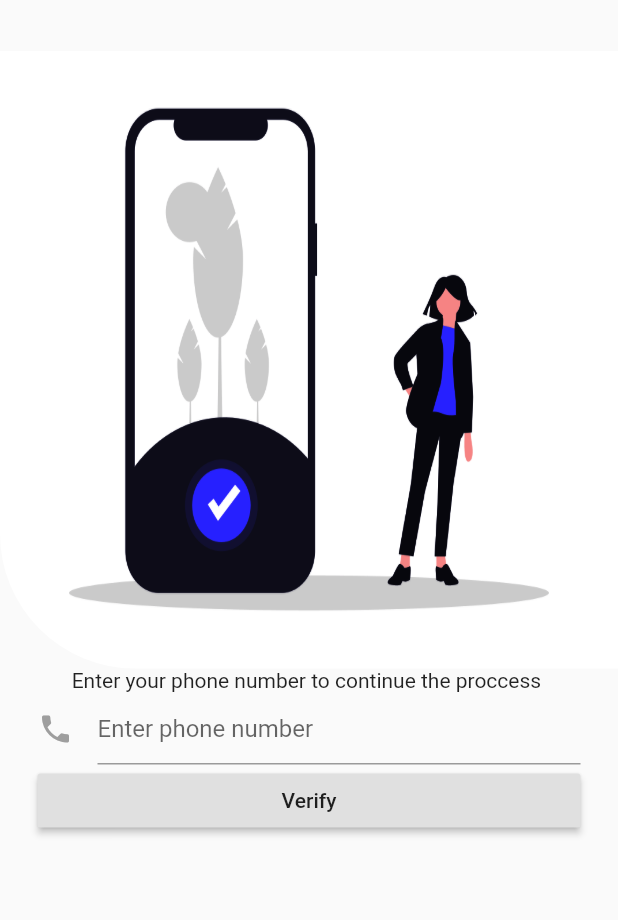
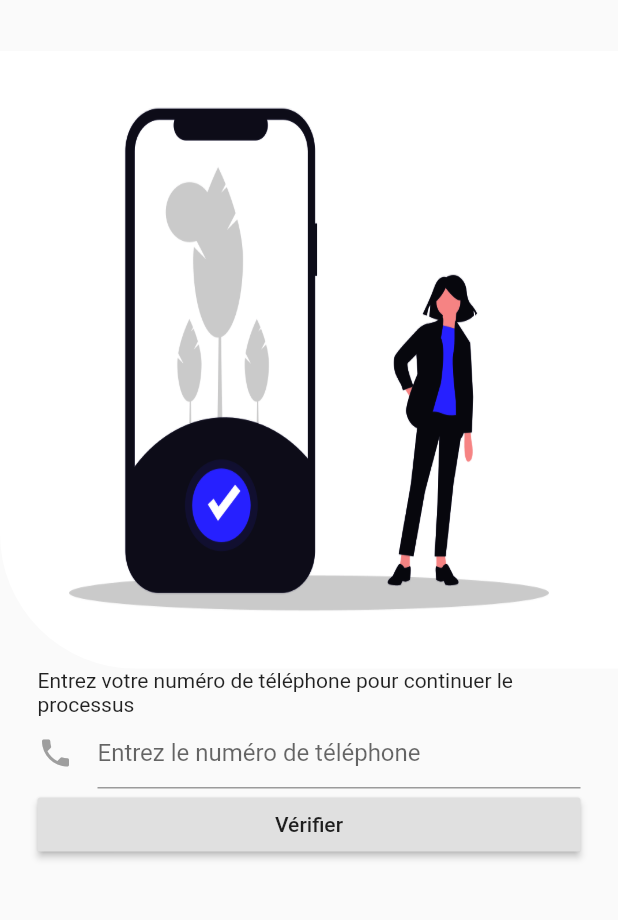
Before and after one commit to mouslim21/docit, a Flutter app: the Phonevirifie screen opened directly, on a phone screen of 412 x 824 dp, the part 133-1053 px from its top. Run offline on Flutter 3.47's test engine with Material 2 defaults, Android fonts, the phone set to English and light mode, and no system bars; our stand-ins replace carousel_pro, carousel_slider, cloud_firestore, curved_navigation_bar, firebase_auth, firebase_database and 7 more; missing offline and left inert: folding_cell; accounts and stored records are empty.

Commit message:
Update phone.dart

```diff
--- a/lib/login/phone.dart
+++ b/lib/login/phone.dart
@@ -20,7 +20,7 @@ class _PhonevirifieState extends State<Phonevirifie> {
       codeSent
           ? text =
               "We sent a 6-digit code to your mobile number  . Enter that code to end the registration "
-          : text = "Enter your phone number to continue the proccess ";
+          : text = "Entrez votre numéro de téléphone pour continuer le processus";
     });
     return text;
   }
@@ -85,7 +85,7 @@ class _PhonevirifieState extends State<Phonevirifie> {
                     child: TextFormField(
                       keyboardType: TextInputType.phone,
                       decoration: InputDecoration(
-                          hintText: 'Enter phone number',
+                          hintText: 'Entrez le numéro de téléphone',
                           icon: Icon(
                             Icons.phone,
                             color: Colors.grey,
@@ -102,7 +102,7 @@ class _PhonevirifieState extends State<Phonevirifie> {
                         child: TextFormField(
                           keyboardType: TextInputType.phone,
                           decoration: InputDecoration(
-                              hintText: 'Enter OTP',
+                              hintText: 'Enterz OTP',
                               icon: Icon(
                                 Icons.sms_failed,
                                 color: Colors.grey,
@@ -118,7 +118,7 @@ class _PhonevirifieState extends State<Phonevirifie> {
                     padding: EdgeInsets.only(left: 25.0, right: 25.0),
                     child: RaisedButton(
                         child: Center(
-                            child: codeSent ? Text('Login') : Text('Verify')),
+                            child: codeSent ? Text('Login') : Text('Vérifier')),
                         onPressed: () {
                           codeSent
                               ? AuthService()
```
